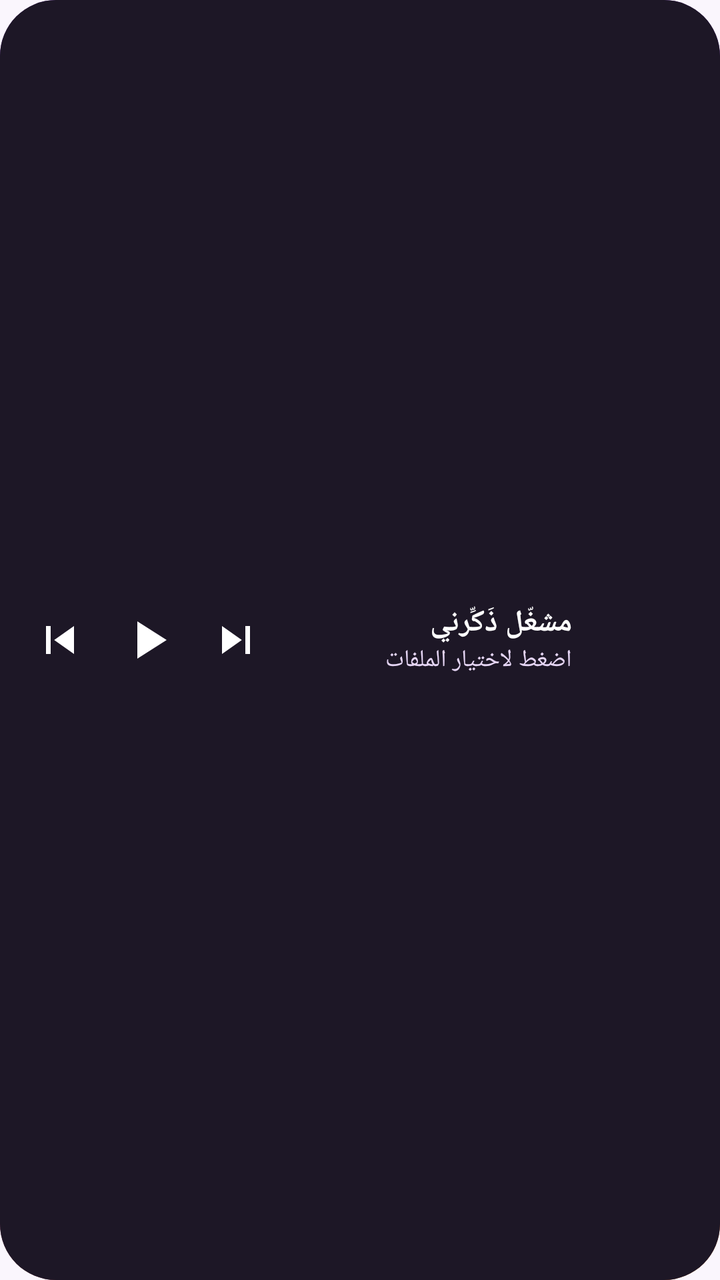
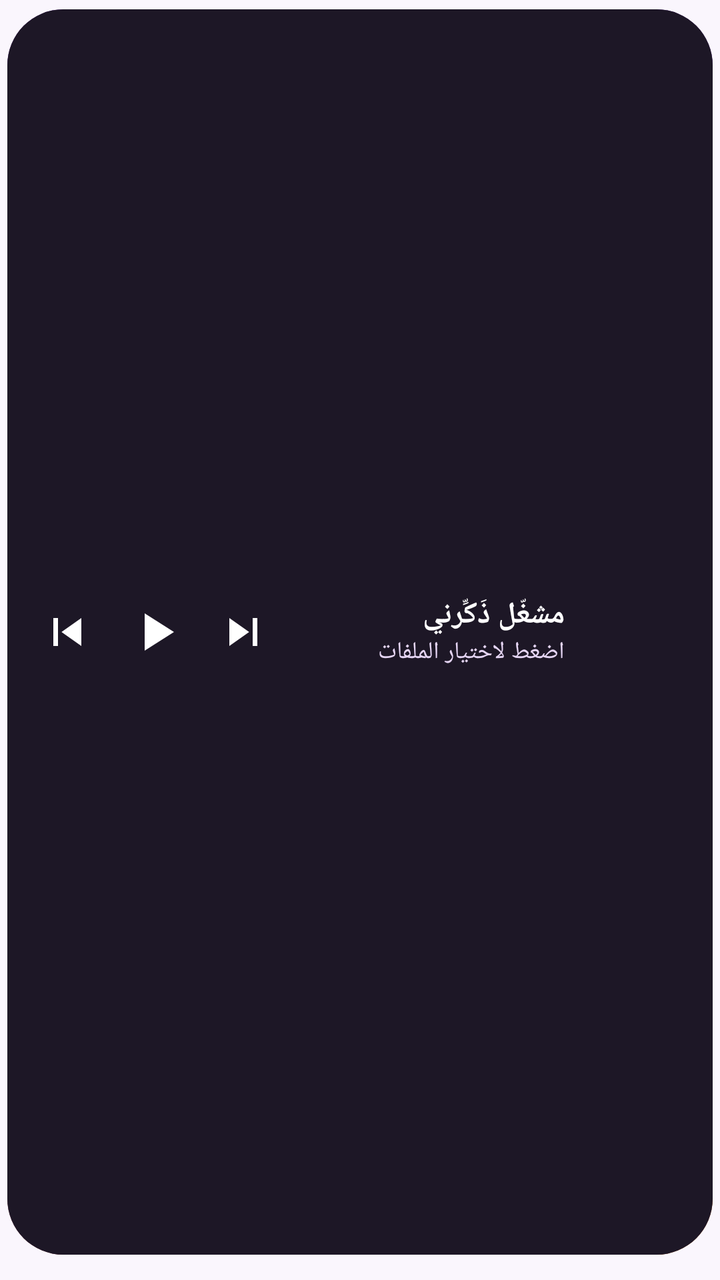

Screens rendered from an Android XML layout before and after an edit, with the pre-edit source and the edit as a unified diff.
<!-- AndroidManifest.xml: application theme AppTheme -->
<!-- res/layout/widget_player.xml -->
<?xml version="1.0" encoding="utf-8"?>
<FrameLayout xmlns:android="http://schemas.android.com/apk/res/android" android:id="@+id/widget_root" android:layout_width="match_parent" android:layout_height="match_parent" android:layoutDirection="rtl">
    <ImageView android:id="@+id/wbg" android:layout_width="match_parent" android:layout_height="match_parent" android:clipToOutline="true" android:scaleType="fitXY" android:src="@drawable/wbg_grad_2" android:contentDescription="@null" />
    <ImageView android:id="@+id/wscrim" android:layout_width="match_parent" android:layout_height="match_parent" android:scaleType="fitXY" android:src="@drawable/wbg_dark_2" android:contentDescription="@null" />
    <LinearLayout android:layout_width="match_parent" android:layout_height="match_parent" android:orientation="horizontal" android:gravity="center_vertical" android:padding="10dp">
        <ImageView android:id="@+id/p_art" android:layout_width="54dp" android:layout_height="54dp" android:scaleType="centerCrop" android:src="@mipmap/ic_launcher" android:contentDescription="@null" />
        <LinearLayout android:layout_width="0dp" android:layout_height="wrap_content" android:layout_weight="1" android:orientation="vertical" android:paddingStart="10dp" android:paddingEnd="6dp">
            <TextView android:id="@+id/p_title" android:layout_width="wrap_content" android:layout_height="wrap_content" android:text="مشغّل ذَكِّرني" android:textColor="#FFFFFF" android:textSize="15dp" android:maxLines="1" android:ellipsize="end" android:textStyle="bold" />
            <TextView android:id="@+id/p_artist" android:layout_width="wrap_content" android:layout_height="wrap_content" android:text="اضغط لاختيار الملفات" android:textColor="#E6D6F5" android:textSize="12dp" android:maxLines="1" android:ellipsize="end"  />
            <TextView android:id="@+id/p_sleep" android:layout_width="wrap_content" android:layout_height="wrap_content" android:text="" android:textColor="#FFB066" android:textSize="11dp" android:maxLines="1" android:ellipsize="end"  android:visibility="gone"/>
        </LinearLayout>
        <LinearLayout android:layout_width="wrap_content" android:layout_height="wrap_content" android:orientation="horizontal" android:gravity="center_vertical" android:layoutDirection="ltr">
            <ImageView android:id="@+id/p_prev" android:layout_width="40dp" android:layout_height="40dp" android:padding="6dp" android:src="@drawable/ic_p_prev" android:contentDescription="p_prev" />
            <ImageView android:id="@+id/p_toggle" android:layout_width="48dp" android:layout_height="48dp" android:padding="8dp" android:src="@drawable/ic_p_play" android:contentDescription="p_toggle" />
            <ImageView android:id="@+id/p_next" android:layout_width="40dp" android:layout_height="40dp" android:padding="6dp" android:src="@drawable/ic_p_next" android:contentDescription="p_next" />
        </LinearLayout>
    </LinearLayout>
</FrameLayout>
<!-- resources referenced by this layout -->
<resources>
  <!-- drawable ic_p_next (drawable) -->
  <vector xmlns:android="http://schemas.android.com/apk/res/android" android:width="24dp" android:height="24dp" android:viewportWidth="24" android:viewportHeight="24">
      <path android:fillColor="#FFFFFFFF" android:pathData="M6,6l8.5,6L6,18zM16,6h2v12h-2z"/>
  </vector>
  <!-- drawable ic_p_play (drawable) -->
  <vector xmlns:android="http://schemas.android.com/apk/res/android" android:width="24dp" android:height="24dp" android:viewportWidth="24" android:viewportHeight="24">
      <path android:fillColor="#FFFFFFFF" android:pathData="M8,5v14l11,-7z"/>
  </vector>
  <!-- drawable ic_p_prev (drawable) -->
  <vector xmlns:android="http://schemas.android.com/apk/res/android" android:width="24dp" android:height="24dp" android:viewportWidth="24" android:viewportHeight="24">
      <path android:fillColor="#FFFFFFFF" android:pathData="M18,6l-8.5,6L18,18zM6,6h2v12H6z"/>
  </vector>
  <!-- drawable wbg_dark_2 (drawable) -->
  <?xml version="1.0" encoding="utf-8"?>
  <shape xmlns:android="http://schemas.android.com/apk/res/android" android:shape="rectangle">
      <solid android:color="#1D1726" />
      <corners android:radius="28dp" />
  </shape>
  <!-- drawable wbg_grad_2 (drawable) -->
  <?xml version="1.0" encoding="utf-8"?>
  <shape xmlns:android="http://schemas.android.com/apk/res/android" android:shape="rectangle">
      <gradient android:angle="315" android:startColor="#7137A8" android:centerColor="#5A2690" android:endColor="#B04E0A" />
      <corners android:radius="28dp" />
  </shape>
  <!-- mipmap ic_launcher (mipmap-anydpi-v26) -->
  <?xml version="1.0" encoding="utf-8"?>
  <adaptive-icon xmlns:android="http://schemas.android.com/apk/res/android">
      <background android:drawable="@drawable/ic_bg" />
      <foreground android:drawable="@drawable/ic_fg" />
      <monochrome android:drawable="@drawable/ic_fg_mono" />
  </adaptive-icon>
  <style name="AppTheme" parent="@android:style/Theme.Material.Light.NoActionBar">
          <item name="android:windowBackground">@color/bg</item>
          <item name="android:statusBarColor">@color/bg</item>
          <item name="android:navigationBarColor">@color/bg</item>
          <item name="android:colorAccent">@color/orange</item>
          <item name="android:colorPrimary">@color/purple</item>
      </style>
  <!-- drawable ic_bg: png bitmap (drawable-nodpi, 34109 bytes) -->
  <!-- drawable ic_fg: png bitmap (drawable-nodpi, 6709 bytes) -->
  <!-- drawable ic_fg_mono: png bitmap (drawable-nodpi, 6709 bytes) -->
  <color name="bg">#FAF6FD</color>
  <color name="orange">#F28A32</color>
  <color name="purple">#7137A8</color>
</resources>

<!-- the commit's change to res/layout/widget_player.xml (unified diff, before → after) -->
@@ -1,5 +1,5 @@
 <?xml version="1.0" encoding="utf-8"?>
-<FrameLayout xmlns:android="http://schemas.android.com/apk/res/android" android:id="@+id/widget_root" android:layout_width="match_parent" android:layout_height="match_parent" android:layoutDirection="rtl">
+<FrameLayout xmlns:android="http://schemas.android.com/apk/res/android" android:id="@+id/widget_root" android:layout_width="match_parent" android:layout_height="match_parent" android:layoutDirection="rtl" android:paddingStart="3.5dp" android:paddingEnd="3.5dp" android:paddingTop="4.5dp" android:paddingBottom="12.5dp">
     <ImageView android:id="@+id/wbg" android:layout_width="match_parent" android:layout_height="match_parent" android:clipToOutline="true" android:scaleType="fitXY" android:src="@drawable/wbg_grad_2" android:contentDescription="@null" />
     <ImageView android:id="@+id/wscrim" android:layout_width="match_parent" android:layout_height="match_parent" android:scaleType="fitXY" android:src="@drawable/wbg_dark_2" android:contentDescription="@null" />
     <LinearLayout android:layout_width="match_parent" android:layout_height="match_parent" android:orientation="horizontal" android:gravity="center_vertical" android:padding="10dp">
